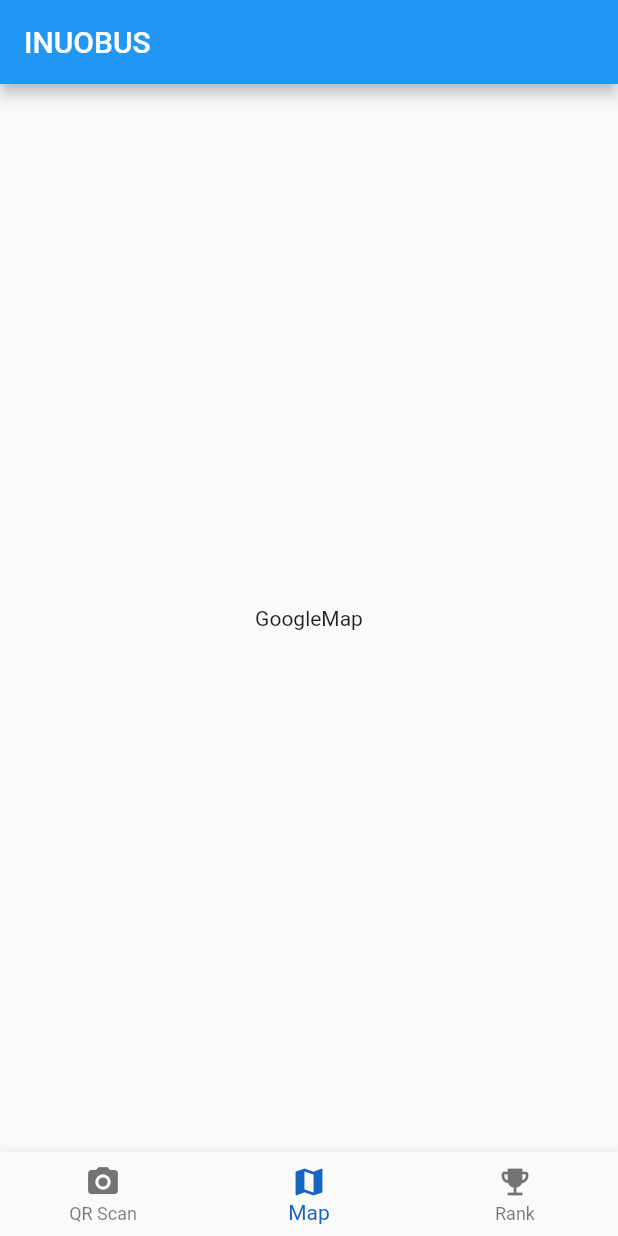
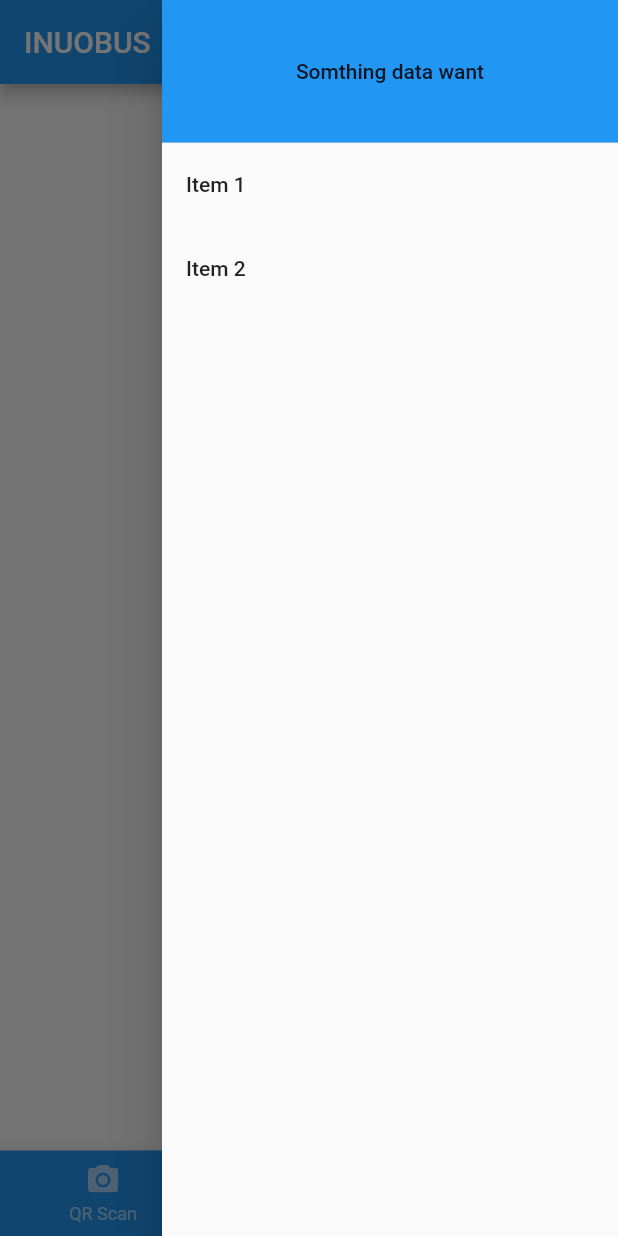
Before and after one commit to kookmin-sw/capstone-2021-3, a Flutter app: the screen it shows after launch, with the side drawer open (before the commit the screen has no drawer), on a phone screen of 412 x 824 dp. Run offline on Flutter 3.47's test engine with Material 2 defaults, Android fonts, the phone set to English and light mode, and no system bars.

Commit message:
make menue page

```diff
--- a/app/inuobus/lib/main.dart
+++ b/app/inuobus/lib/main.dart
@@ -3,6 +3,9 @@ import 'package:flutter/material.dart';
 import 'page/google_map_page.dart';
 import 'page/qr_scan_page.dart';
 import 'page/rank_page.dart';
+
+import 'page/item1.dart';
+import 'page/item2.dart';
 
 void main() {
   runApp(InuobusApp());
@@ -30,15 +33,21 @@ class Frame extends StatefulWidget {
 }
 
 class _Frame extends State<Frame> {
-  int _selectedIndex = 1;
+  int selectedIndex = 1;
 
   void _onItemTapped(int index) {
     setState(() {
-      _selectedIndex = index;
+      selectedIndex = index;
     });
   }
 
-  final List<Widget> _children = [QRScan(), GoogleMap(), Rank()];
+  final List<Widget> bodyCenter = [
+    QRScan(),
+    GoogleMap(),
+    Rank(),
+    Item1(),
+    Item2()
+  ];
 
   @override
   Widget build(BuildContext context) {
@@ -47,9 +56,16 @@ class _Frame extends State<Frame> {
           title: Text(widget.title),
         ),
         body: Center(
-          child: _children[_selectedIndex],
+          child: bodyCenter[selectedIndex],
         ),
         bottomNavigationBar: BottomNavigationBar(
+          backgroundColor: Colors.blue,
+          selectedFontSize: 15,
+          unselectedFontSize: 12,
+          selectedItemColor: Colors.white,
+          unselectedItemColor: Colors.white.withOpacity(.60),
+          currentIndex: selectedIndex,
+          onTap: _onItemTapped,
           items: const <BottomNavigationBarItem>[
             BottomNavigationBarItem(
               icon: Icon(Icons.camera_alt),
@@ -64,9 +80,36 @@ class _Frame extends State<Frame> {
               label: 'Rank',
             ),
           ],
-          currentIndex: _selectedIndex,
-          selectedItemColor: Colors.blue[800],
-          onTap: _onItemTapped,
-        ));
+        ),
+        endDrawer: Drawer(
+            child: ListView(padding: EdgeInsets.zero, children: <Widget>[
+          SizedBox(
+            height: 95,
+            child: DrawerHeader(
+                child: Row(
+                  mainAxisAlignment: MainAxisAlignment.center,
+                  children: [Text("Somthing data want")],
+                ),
+                decoration: BoxDecoration(
+                  color: Colors.blue,
+                ),
+                margin: EdgeInsets.all(0.0),
+                padding: EdgeInsets.all(0.0)),
+          ),
+          ListTile(
+            title: Text('Item 1'),
+            onTap: () {
+              Navigator.push(
+                  context, MaterialPageRoute(builder: (context) => Item1()));
+            },
+          ),
+          ListTile(
+            title: Text('Item 2'),
+            onTap: () {
+              Navigator.push(
+                  context, MaterialPageRoute(builder: (context) => Item2()));
+            },
+          ),
+        ])));
   }
 }
```
Also changed, not shown: app/inuobus/lib/page/item1.dart (added, +19 -0 lines), app/inuobus/lib/page/item2.dart (added, +19 -0 lines).
